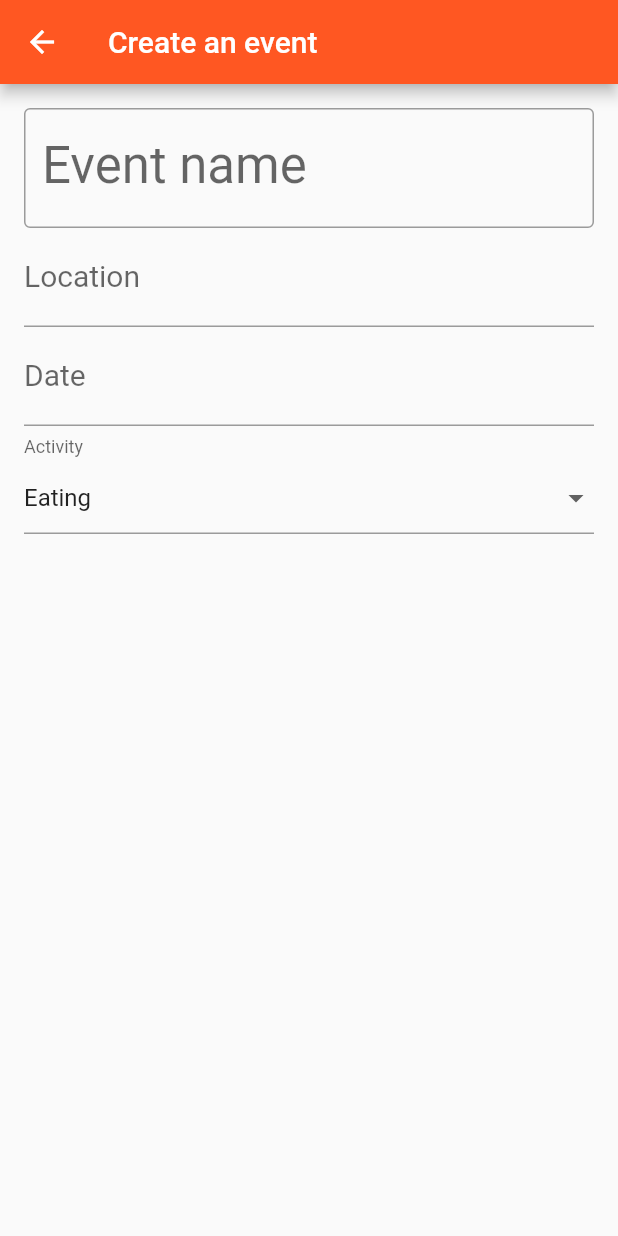
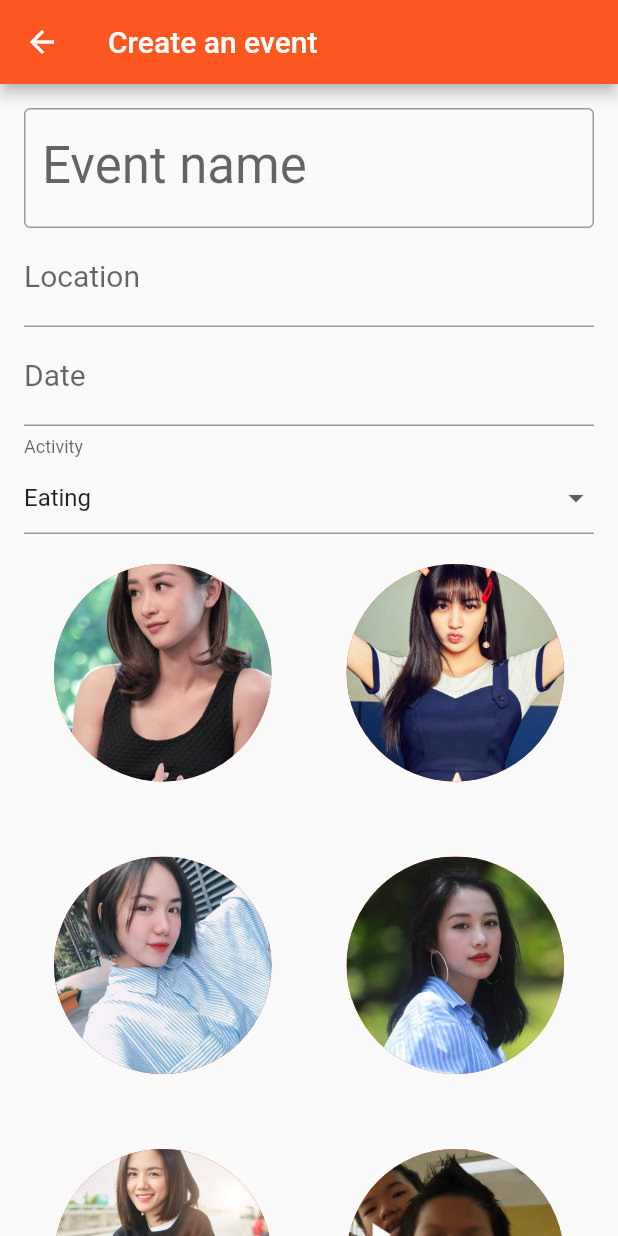
Before and after one commit to doxuanviet1996/debnet, a Flutter app: the screen it shows after launch, after a tap on the "add" icon, on a phone screen of 412 x 824 dp. Run offline on Flutter 3.47's test engine with Material 2 defaults, Android fonts, the phone set to English and light mode, and no system bars; accounts and stored records are empty; statements that could not run were skipped.

Commit message:
user changable

```diff
--- a/debnet/lib/database.dart
+++ b/debnet/lib/database.dart
@@ -1,13 +1,41 @@
 import 'package:flutter/material.dart';
 
+UserManager userManager;
+EventManager eventManager;
 
 void generateData() {
-  UserData viet = new UserData(name: "Viet Do", email: "vietdoxuan1996@gmail.com");
-  UserData vanh = new UserData(name: "Viet Anh Le", email: "vietanhle0710@gmail.com");
-  UserData van = new UserData(name: "Van Hoang", email: "vanhoang.1996@gmail.com");
-  UserManager.add(viet);
-  UserManager.add(vanh);
-  UserManager.add(van);
+  userManager = new UserManager();
+  eventManager = new EventManager();
+  print('Called?');
+  UserData viet = new UserData(
+    name: "Viet Do",
+    profilePicture: AssetImage('images/vanh1.jpg'),
+    email: "vietdoxuan1996@gmail.com",
+    moneyDue: 10000,
+  );
+  UserData vanh = new UserData(
+    name: "Viet Anh Le",
+    profilePicture: AssetImage('images/vanh.jpg'),
+    email: "vietanhle0710@gmail.com",
+    moneyDue: -5000,
+  );
+  UserData van = new UserData(
+    name: "Van Hoang",
+    profilePicture: AssetImage('images/vanh2.jpg'),
+    email: "vanhoang.1996@gmail.com",
+    moneyDue: 0,
+  );
+  userManager.add(viet);
+  userManager.add(vanh);
+  userManager.add(van);
+  EventData film = new EventData(
+      name: "Detective Pikachu",
+      time: DateTime.now(),
+      cost: 30000,
+      payerID: viet.userID,
+      participants: <int>[viet.userID, vanh.userID, van.userID],
+  );
+  eventManager.add(film);
 }
 
 class UserData {
@@ -15,37 +43,49 @@ class UserData {
     @required this.name,
     this.profilePicture, // Set default
     @required this.email,
-  }) {}
+    this.moneyDue = 0,
+  }) {
+    events = new List<int>();
+  }
   int userID;
   String name;
   ImageProvider profilePicture;
   String email;
+  int moneyDue;
   List<int> events;
 }
 
 class UserManager {
-  static List<UserData> users;
-  static int userIdCount = 0;
-  static int currentUser = 0;
+  UserManager() {
+    users = new List<UserData>();
+  }
+  List<UserData> users;
+  int userIdCount = 0;
+  int currentUser = 0;
 
-  static void add(UserData user) {
+  void add(UserData user) {
+    print('Add user $user.name');
     user.userID = userIdCount++;
     users.add(user);
   }
 
-  static UserData get(int userID) {
+  UserData get(int userID) {
     return users[userID];
   }
 
-  static UserData getCurrent() {
+  UserData getCurrent() {
     return users[currentUser];
   }
 
-  static List<DebtData> getDebts() {
+  void setCurrent(int userID) {
+    currentUser = userID;
+  }
+
+  List<DebtData> getDebts() {
     List<DebtData> res;
     UserData user = getCurrent();
     for(int i=0; i<user.events.length; i++) {
-      EventData event = EventManager.get(user.events[i]);
+      EventData event = eventManager.get(user.events[i]);
       for(int j=0; j<event.debts.length; j++) {
         DebtData debt = event.debts[j];
         if(debt.host == user.userID || debt.client == user.userID)
@@ -63,7 +103,9 @@ class EventData {
     @required this.cost,
     @required this.payerID,
     @required this.participants,
-  }) {}
+  }) {
+    debts = new List<DebtData>();
+  }
   int eventID;
   String name;
   DateTime time;
@@ -74,29 +116,36 @@ class EventData {
 }
 
 class EventManager {
-  static List<EventData> events;
-  static int eventIdCount = 0;
-  static int currentEvent = 0;
-  static void add(EventData event) {
+  EventManager() {
+    events = new List<EventData>();
+  }
+  List<EventData> events;
+  int eventIdCount = 0;
+  int currentEvent = 0;
+  void add(EventData event) {
     event.eventID = eventIdCount++;
+    int debtAmount = event.cost ~/ event.participants.length;
     for(int i=0; i<event.participants.length; i++) {
-      if(i != event.payerID)
+      if(i != event.payerID) {
         event.debts.add(DebtData(
           eventID: event.eventID,
           host: event.payerID,
           client: event.participants[i],
-          amount: event.cost ~/ event.participants.length,
+          amount: debtAmount,
           done: 0,
         ));
+        userManager.get(event.payerID).moneyDue += debtAmount;
+        userManager.get(event.participants[i]).moneyDue -= debtAmount;
+      }
     }
     events.add(event);
   }
 
-  static EventData get(int eventID) {
+  EventData get(int eventID) {
     return events[eventID];
   }
 
-  static EventData getCurrent() {
+  EventData getCurrent() {
     return events[currentEvent];
   }
 }
--- a/debnet/lib/events.dart
+++ b/debnet/lib/events.dart
@@ -112,6 +112,22 @@ class _EventCreationState extends State<EventCreation> {
                   }).toList(),
                 ),
               ),
+              Container(
+                height: 512.0,
+                child: GridView.extent(
+                  maxCrossAxisExtent: 120.0,
+                  padding: EdgeInsets.all(20.0),
+                  mainAxisSpacing: 50.0,
+                  crossAxisSpacing: 50.0,
+                  children: List<Container>.generate(12, (int index) {
+                    return Container(
+                      child: CircleAvatar(
+                        backgroundImage: AssetImage('images/vanh${index+1}.jpg'),
+                      ),
+                    );
+                  }),
+                ),
+              ),
             ],
           ),
         ),
--- a/debnet/lib/main.dart
+++ b/debnet/lib/main.dart
@@ -7,7 +7,10 @@ import 'friends.dart';
 import 'notification.dart';
 import 'database.dart';
 
-void main() => runApp(new MyApp());
+void main() {
+  generateData();
+  runApp(new MyApp());
+}
 
 class MyApp extends StatelessWidget {
 
@@ -57,8 +60,26 @@ class MyHomePage extends StatefulWidget {
 }
 
 class _MyHomePageState extends State<MyHomePage> {
+  List<Widget> getOtherAvatars() {
+    List<Widget> res = <Widget>[];
+    for(int i=0; i<userManager.userIdCount; i++)
+      if(i != userManager.currentUser)
+        res.add(GestureDetector(
+          onTap: () {
+            setState(() {
+              userManager.currentUser = i;
+            });
+          },
+          child: CircleAvatar(
+            backgroundImage: userManager.get(i).profilePicture,
+          ),
+        ));
+    return res;
+  }
+
   @override
   Widget build(BuildContext context) {
+    UserData currentUser = userManager.getCurrent();
     return new Scaffold(
       appBar: AppBar(
         title: Text('DebNet'),
@@ -81,10 +102,11 @@ class _MyHomePageState extends State<MyHomePage> {
           children: <Widget>[
             UserAccountsDrawerHeader(
               currentAccountPicture: CircleAvatar(
-                backgroundImage: AssetImage('images/vanh.jpg'),
+                backgroundImage: currentUser.profilePicture,
               ),
-              accountName: Text('Le Viet Anh'),
-              accountEmail: Text('vanhle@gmail.com'),
+              accountName: Text(currentUser.name),
+              accountEmail: Text(currentUser.email),
+              otherAccountsPictures: getOtherAvatars(),
             ),
             ListTile(
               leading: Icon(IconData(0xe878, fontFamily: 'MaterialIcons'), color: Colors.blue,),
@@ -130,9 +152,9 @@ class _MyHomePageState extends State<MyHomePage> {
           ),
           child: Center(
             child: Text(
-              '100,000 won',
+              currentUser.moneyDue.toString() + " won",
               style: TextStyle(
-                color: Colors.green,
+                color: currentUser.moneyDue >= 0 ? Colors.green : Colors.red,
               ),
               textScaleFactor: 2.0,
             ),
```
